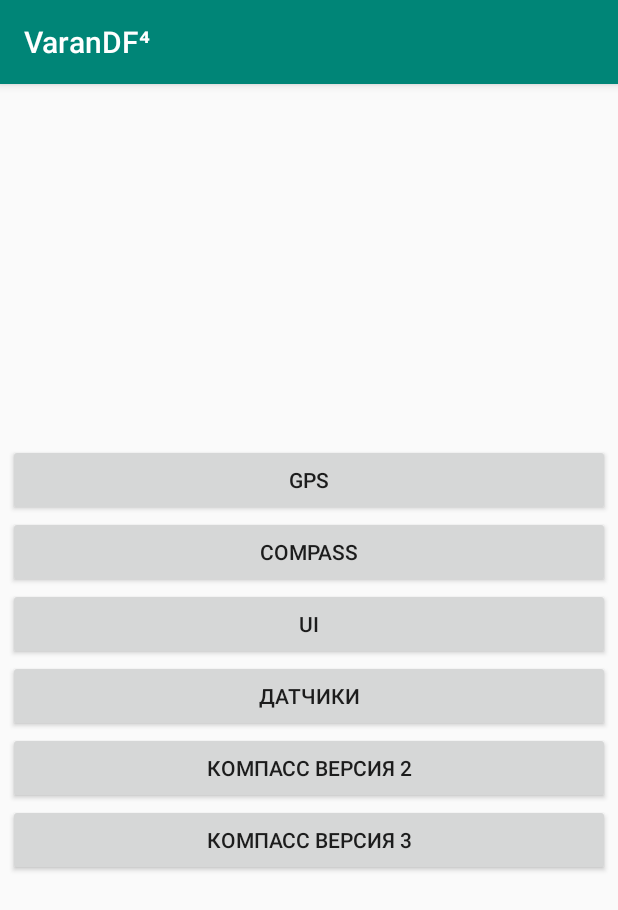
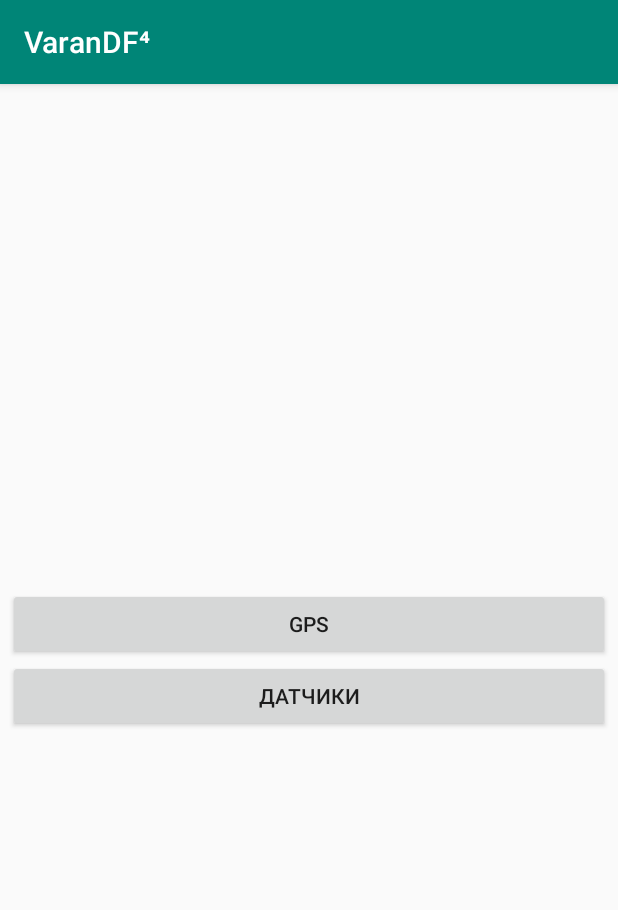
Before and after one commit to CaLLIekDeveloper/gps, an Android app: the screen it shows after launch (MainActivity), on a phone screen of 412 x 824 dp. Shown: the top 910 px of the screen. Run offline under Robolectric (Android 15) with nearby library versions, the phone set to English and light mode, and no system bars.

Commit message:
UI CHANGE

```diff
--- a/app/src/main/res/layout/activity_main.xml
+++ b/app/src/main/res/layout/activity_main.xml
@@ -11,19 +11,22 @@
         android:id="@+id/btn1"
         android:layout_width="match_parent"
         android:layout_height="wrap_content"
-        android:text="@string/provider_gps" />
+        android:text="@string/provider_gps"
+        android:visibility="gone" />
 
     <Button
         android:id="@+id/btn2"
         android:layout_width="match_parent"
         android:layout_height="wrap_content"
-        android:text="Compass" />
+        android:text="Compass"
+        android:visibility="gone"
+        tools:visibility="gone" />
 
     <Button
         android:id="@+id/btn3"
         android:layout_width="match_parent"
         android:layout_height="wrap_content"
-        android:text="UI" />
+        android:text="GPS" />
 
     <Button
         android:id="@+id/btn4"
@@ -35,11 +38,15 @@
         android:id="@+id/btn5"
         android:layout_width="match_parent"
         android:layout_height="wrap_content"
-        android:text="Компасс версия 2" />
+        android:text="Компасс версия 2"
+        android:visibility="gone"
+        tools:visibility="gone" />
 
     <Button
         android:id="@+id/btn6"
         android:layout_width="match_parent"
         android:layout_height="wrap_content"
-        android:text="Компасс версия 3" />
+        android:text="Компасс версия 3"
+        android:visibility="gone"
+        tools:visibility="gone" />
 </LinearLayout>
--- a/app/src/main/res/layout/activity_ui2.xml
+++ b/app/src/main/res/layout/activity_ui2.xml
@@ -334,13 +334,15 @@
                 android:id="@+id/btn_send_message"
                 android:layout_width="match_parent"
                 android:layout_height="wrap_content"
-                android:text="Отправить текст сообщение" />
+                android:text="Отправить текст сообщение"
+                android:visibility="gone" />
 
             <Button
                 android:id="@+id/btn_send_data_message"
                 android:layout_width="match_parent"
                 android:layout_height="wrap_content"
-                android:text="Отправить дата сообщение" />
+                android:text="Отправить дата сообщение"
+                android:visibility="visible" />
 
             <TextView
                 android:id="@+id/message"
```
Also changed, not shown: app/src/main/java/com/example/gps/LocationService.java (deleted, +0 -136 lines).
